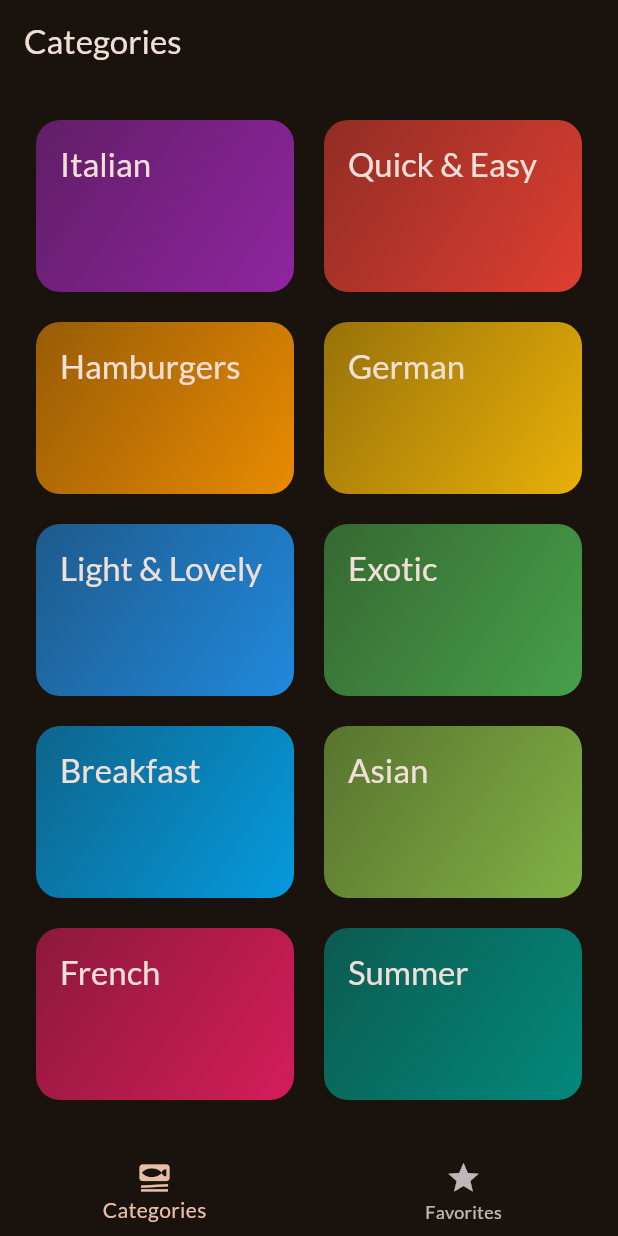
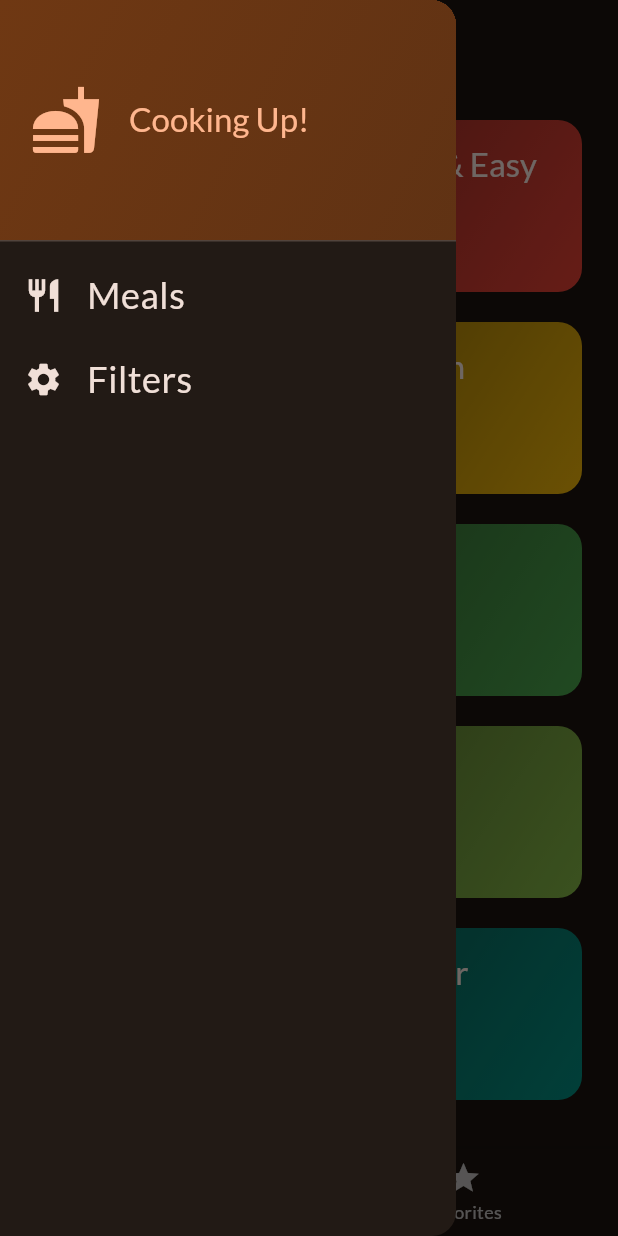
Before and after one commit to sarundevops07/meals_app, a Flutter app: the screen it shows after launch, with the side drawer open (before the commit the screen has no drawer), on a phone screen of 412 x 824 dp. Run offline on Flutter 3.47's test engine with Material 3 defaults, Android fonts, the phone set to English and light mode, and no system bars; our stand-ins replace google_fonts, transparent_image.

Commit message:
meals_app

```diff
--- a/lib/presentation/screens/categories.dart
+++ b/lib/presentation/screens/categories.dart
@@ -1,14 +1,19 @@
 import 'package:flutter/material.dart';
 import 'package:meals_app/data/dummy_data.dart';
 import 'package:meals_app/model/category_model.dart';
+import 'package:meals_app/model/meals_model.dart';
 import 'package:meals_app/presentation/screens/meals.dart';
 import 'package:meals_app/presentation/widgets/category_grid_item.dart';
 
 class CategoriesScreen extends StatelessWidget {
-  const CategoriesScreen({super.key});
-
+  const CategoriesScreen(
+      {super.key,
+      required this.onToggleFavorite,
+      required this.availableMeals});
+  final void Function(MealModel meal) onToggleFavorite;
+  final List<MealModel> availableMeals;
   void _selectCategory(BuildContext context, CategoryModel category) {
-    final filteredMeals = dummyMeals
+    final filteredMeals = availableMeals
         .where(
           (meal) => meal.categories.contains(category.id),
         )
@@ -16,6 +21,7 @@ class CategoriesScreen extends StatelessWidget {
     Navigator.of(context).push(
       MaterialPageRoute(
         builder: (context) => MealsScreen(
+          onToggleFavorite: onToggleFavorite,
           title: category.title,
           meals: filteredMeals,
         ),
--- a/lib/presentation/screens/tab_screen.dart
+++ b/lib/presentation/screens/tab_screen.dart
@@ -1,6 +1,17 @@
 import 'package:flutter/material.dart';
+import 'package:meals_app/data/dummy_data.dart';
+import 'package:meals_app/model/meals_model.dart';
 import 'package:meals_app/presentation/screens/categories.dart';
+import 'package:meals_app/presentation/screens/filters_screen.dart';
 import 'package:meals_app/presentation/screens/meals.dart';
+import 'package:meals_app/presentation/widgets/main_drawer.dart';
+
+const kInitialFilters = {
+  Filter.glutenFree: false,
+  Filter.lactosFree: false,
+  Filter.vegetarian: false,
+  Filter.vegan: false,
+};
 
 class TabScreen extends StatefulWidget {
   const TabScreen({super.key});
@@ -11,19 +22,83 @@ class TabScreen extends StatefulWidget {
 
 class _TabScreenState extends State<TabScreen> {
   var _selectedIndex = 0;
+  final List<MealModel> favoriteMeals = [];
+  Map<Filter, bool> _selectedFilters = kInitialFilters;
+  void _showInfoMessage(String message) {
+    ScaffoldMessenger.of(context).clearSnackBars();
+    ScaffoldMessenger.of(context).showSnackBar(
+      SnackBar(
+        content: Text(message),
+      ),
+    );
+  }
+
+  void toggleMealFavoriteStatus(MealModel meal) {
+    final isExisting = favoriteMeals.contains(meal);
+    if (isExisting) {
+      setState(() {
+        favoriteMeals.remove(meal);
+        _showInfoMessage('Favorite Removed');
+      });
+    } else {
+      setState(() {
+        favoriteMeals.add(meal);
+        _showInfoMessage('Favorite Added');
+      });
+    }
+  }
+
   void _selectPage(int index) {
     setState(() {
       _selectedIndex = index;
     });
   }
 
+  void _setScreen(DrawerItems identifier) async {
+    Navigator.pop(context);
+    if (DrawerItems.filters == identifier) {
+      final result = await Navigator.push<Map<Filter, bool>>(
+        context,
+        MaterialPageRoute(
+          builder: (ctx) => FiltersScreen(currentFilters: _selectedFilters),
+        ),
+      );
+
+      setState(() {
+        _selectedFilters = result ?? kInitialFilters;
+      });
+    }
+  }
+
   @override
   Widget build(BuildContext context) {
-    Widget activeScreen = const CategoriesScreen();
+    final availableMeals = dummyMeals.where((meal) {
+      if (_selectedFilters[Filter.glutenFree]! && !meal.isGlutenFree) {
+        return false;
+      }
+      if (_selectedFilters[Filter.lactosFree]! && !meal.isLactoseFree) {
+        return false;
+      }
+      if (_selectedFilters[Filter.vegetarian]! && !meal.isVegetarian) {
+        return false;
+      }
+      if (_selectedFilters[Filter.vegan]! && !meal.isVegan) {
+        return false;
+      }
+      return true;
+    }).toList();
+
+    Widget activeScreen = CategoriesScreen(
+      onToggleFavorite: toggleMealFavoriteStatus,
+      availableMeals: availableMeals,
+    );
     var activeScreenTitle = 'Categories';
 
     if (_selectedIndex == 1) {
-      activeScreen = const MealsScreen(meals: []);
+      activeScreen = MealsScreen(
+        meals: favoriteMeals,
+        onToggleFavorite: toggleMealFavoriteStatus,
+      );
       activeScreenTitle = 'Your Favorites';
     }
 
@@ -31,6 +106,7 @@ class _TabScreenState extends State<TabScreen> {
       appBar: AppBar(
         title: Text(activeScreenTitle),
       ),
+      drawer: MainDrawer(onSelectScreen: _setScreen),
       body: activeScreen,
       bottomNavigationBar: BottomNavigationBar(
         onTap: _selectPage,
--- /dev/null
+++ b/lib/presentation/widgets/drawer_list_tile.dart
@@ -0,0 +1,28 @@
+import 'package:flutter/material.dart';
+
+class DrawerListTile extends StatelessWidget {
+  const DrawerListTile(
+      {super.key,
+      required this.icon,
+      required this.title,
+      required this.onTap});
+  final IconData icon;
+  final String title;
+  final void Function() onTap;
+  @override
+  Widget build(BuildContext context) {
+    return ListTile(
+      leading: Icon(
+        icon,
+        size: 26,
+        color: Theme.of(context).colorScheme.onBackground,
+      ),
+      title: Text(
+        title,
+        style: Theme.of(context).textTheme.bodySmall!.copyWith(
+            color: Theme.of(context).colorScheme.onBackground, fontSize: 24),
+      ),
+      onTap: onTap,
+    );
+  }
+}
--- /dev/null
+++ b/lib/presentation/widgets/main_drawer.dart
@@ -0,0 +1,64 @@
+import 'package:flutter/material.dart';
+import 'package:meals_app/presentation/widgets/drawer_list_tile.dart';
+
+enum DrawerItems { meals, filters }
+
+class MainDrawer extends StatelessWidget {
+  const MainDrawer({super.key, required this.onSelectScreen});
+  final void Function(DrawerItems identifier) onSelectScreen;
+  @override
+  Widget build(BuildContext context) {
+    return Drawer(
+      child: Column(
+        children: [
+          DrawerHeader(
+            padding: const EdgeInsets.all(20),
+            decoration: BoxDecoration(
+              gradient: LinearGradient(
+                colors: [
+                  Theme.of(context).colorScheme.primaryContainer,
+                  Theme.of(context)
+                      .colorScheme
+                      .primaryContainer
+                      .withOpacity(0.8),
+                ],
+                begin: Alignment.topLeft,
+                end: Alignment.bottomRight,
+              ),
+            ),
+            child: Row(
+              children: [
+                Icon(
+                  Icons.fastfood,
+                  size: 48,
+                  color: Theme.of(context).colorScheme.primary,
+                ),
+                const SizedBox(width: 18),
+                Text(
+                  'Cooking Up!',
+                  style: Theme.of(context).textTheme.titleLarge!.copyWith(
+                        color: Theme.of(context).colorScheme.primary,
+                      ),
+                )
+              ],
+            ),
+          ),
+          DrawerListTile(
+            icon: Icons.restaurant,
+            title: 'Meals',
+            onTap: () {
+              onSelectScreen(DrawerItems.meals);
+            },
+          ),
+          DrawerListTile(
+            icon: Icons.settings,
+            title: 'Filters',
+            onTap: () {
+              onSelectScreen(DrawerItems.filters);
+            },
+          )
+        ],
+      ),
+    );
+  }
+}
```
Also changed, not shown: lib/presentation/screens/filters_screen.dart (added, +171 -0 lines), lib/presentation/screens/meal_details.dart (+10 -3 lines), lib/presentation/screens/meals.dart (+7 -1 lines), lib/presentation/widgets/filter_switch_list_tile.dart (added, +45 -0 lines).
